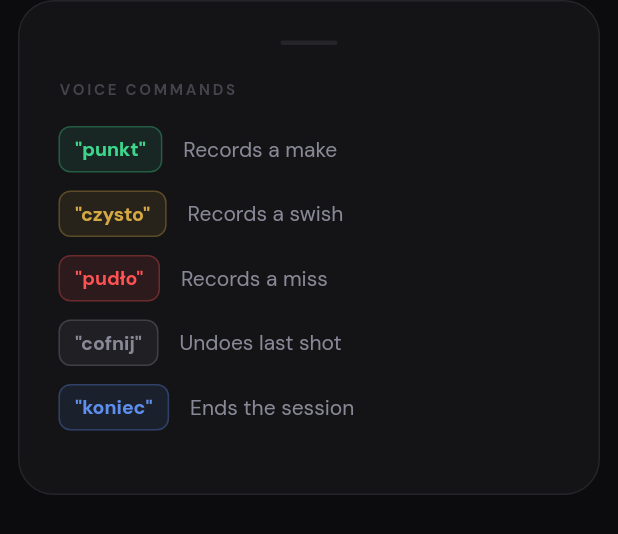
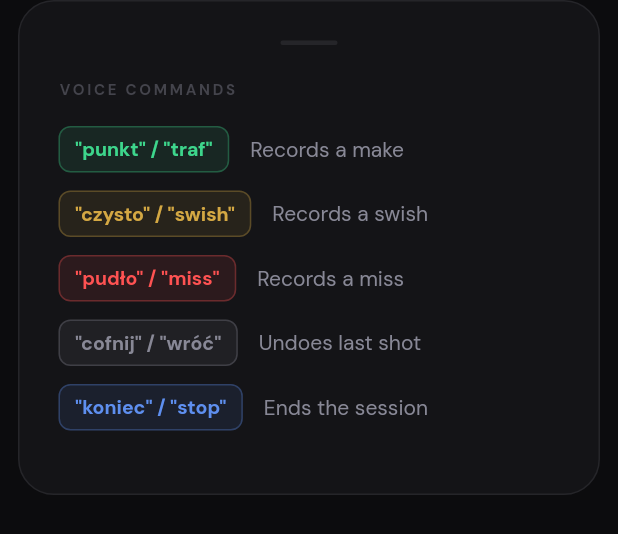
Before and after one commit to AveJaPl/hooplytics-flutter, a Flutter app: the _VoiceTipsSheet widget shown alone on an empty page, opened directly, on a phone screen of 412 x 824 dp. Shown: the top 534 px of the screen. Run offline on Flutter 3.47's test engine with Material 3 defaults, Android fonts, the phone set to English and light mode, and no system bars; our stand-ins replace google_fonts, google_sign_in, speech_to_text, supabase_flutter; accounts and stored records are empty.

Commit message:
Enhance voice command robustness with synonyms and non-accented variants

```diff
--- a/lib/screens/session_tracking_screen.dart
+++ b/lib/screens/session_tracking_screen.dart
@@ -302,19 +302,32 @@ class _SessionTrackingScreenState extends State<SessionTrackingScreen>
     _lastCommandAt = now;
 
     // Dispatch
-    if (raw.contains('punkt') || raw.contains('trafiony')) {
+    if (raw.contains('punkt') ||
+        raw.contains('trafiony') ||
+        raw.contains('traf')) {
       _recordMake(swish: false);
-    } else if (raw.contains('czysto') || raw.contains('swish')) {
+    } else if (raw.contains('czysto') ||
+        raw.contains('swish') ||
+        raw.contains('swoosh')) {
       _recordMake(swish: true);
     } else if (raw.contains('pudło') ||
         raw.contains('pudlo') ||
-        raw.contains('chybiony')) {
+        raw.contains('chybiony') ||
+        raw.contains('miss') ||
+        raw.contains('pud')) {
       _recordMiss();
-    } else if (raw.contains('cofnij') || raw.contains('wróć')) {
+    } else if (raw.contains('cofnij') ||
+        raw.contains('wróć') ||
+        raw.contains('wroc') ||
+        raw.contains('undo')) {
       _undo();
-    } else if (raw.contains('koniec') || raw.contains('zakończ')) {
+    } else if (raw.contains('koniec') ||
+        raw.contains('zakończ') ||
+        raw.contains('zakoncz') ||
+        raw.contains('stop') ||
+        raw.contains('finish')) {
       setState(() => _voiceOn = false);
-      _restartTimer?.cancel(); // ZMIANA
+      _restartTimer?.cancel();
       _speech.stop();
       _finish();
     }
@@ -1139,11 +1152,11 @@ class _VoiceTipsSheet extends StatelessWidget {
   @override
   Widget build(BuildContext context) {
     const tips = [
-      ('"punkt"', 'Records a make', AppColors.green),
-      ('"czysto"', 'Records a swish', AppColors.gold),
-      ('"pudło"', 'Records a miss', AppColors.red),
-      ('"cofnij"', 'Undoes last shot', AppColors.text2),
-      ('"koniec"', 'Ends the session', AppColors.blue),
+      ('"punkt" / "traf"', 'Records a make', AppColors.green),
+      ('"czysto" / "swish"', 'Records a swish', AppColors.gold),
+      ('"pudło" / "miss"', 'Records a miss', AppColors.red),
+      ('"cofnij" / "wróć"', 'Undoes last shot', AppColors.text2),
+      ('"koniec" / "stop"', 'Ends the session', AppColors.blue),
     ];
     return Container(
       margin: const EdgeInsets.fromLTRB(12, 0, 12, 12),
```
